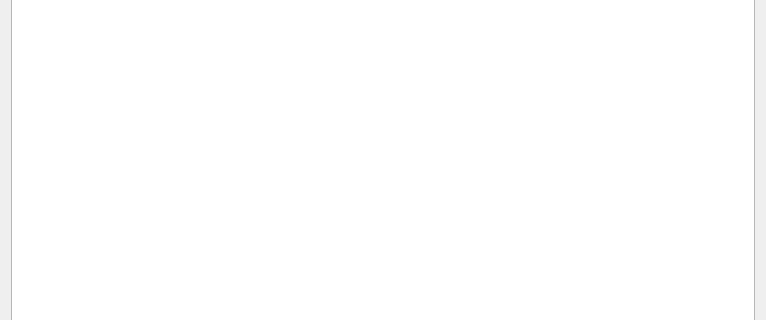
Qt form src/alloweditemsinsert.ui (lbellonda/qxmledit) before a commit; both pictures show x 0 to 766 and y 126 to 446 of the 766 by 579 pixel window.
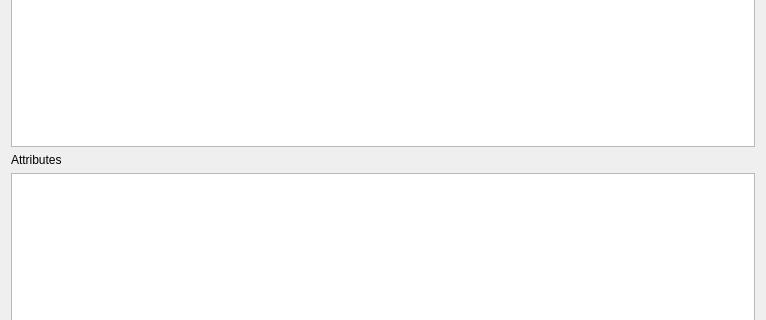
The same form after that commit. Icons and pictures are not drawn.

Commit message: Added attributes to the allowed items using XSD.

```diff
--- a/src/alloweditemsinsert.ui
+++ b/src/alloweditemsinsert.ui
@@ -48,6 +48,41 @@
      </column>
     </widget>
    </item>
+   <item>
+    <widget class="QLabel" name="label_2">
+     <property name="text">
+      <string>Attributes</string>
+     </property>
+    </widget>
+   </item>
+   <item>
+    <widget class="QTableWidget" name="attributes">
+     <property name="sizePolicy">
+      <sizepolicy hsizetype="Minimum" vsizetype="Expanding">
+       <horstretch>0</horstretch>
+       <verstretch>0</verstretch>
+      </sizepolicy>
+     </property>
+     <property name="editTriggers">
+      <set>QAbstractItemView::AnyKeyPressed|QAbstractItemView::DoubleClicked|QAbstractItemView::EditKeyPressed|QAbstractItemView::SelectedClicked</set>
+     </property>
+     <property name="alternatingRowColors">
+      <bool>true</bool>
+     </property>
+     <property name="selectionMode">
+      <enum>QAbstractItemView::SingleSelection</enum>
+     </property>
+     <property name="selectionBehavior">
+      <enum>QAbstractItemView::SelectItems</enum>
+     </property>
+     <attribute name="horizontalHeaderShowSortIndicator" stdset="0">
+      <bool>true</bool>
+     </attribute>
+     <attribute name="horizontalHeaderStretchLastSection">
+      <bool>true</bool>
+     </attribute>
+    </widget>
+   </item>
    <item>
     <layout class="QHBoxLayout" name="horizontalLayout">
      <item>
```
The commit also changes 12 other files.
